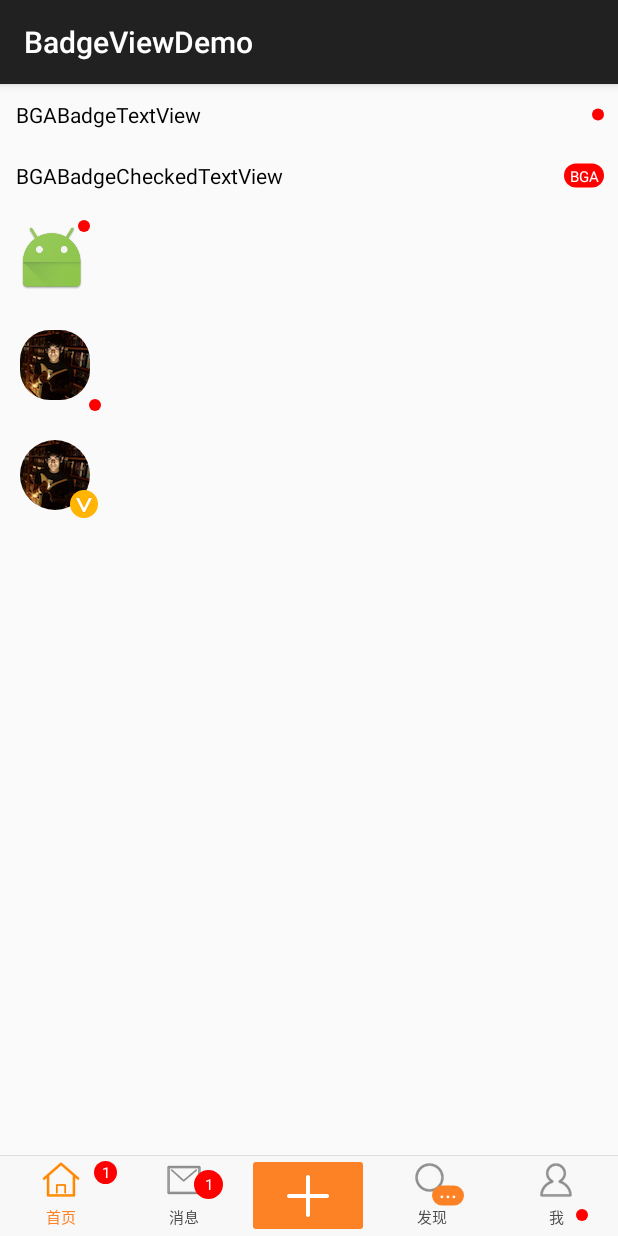
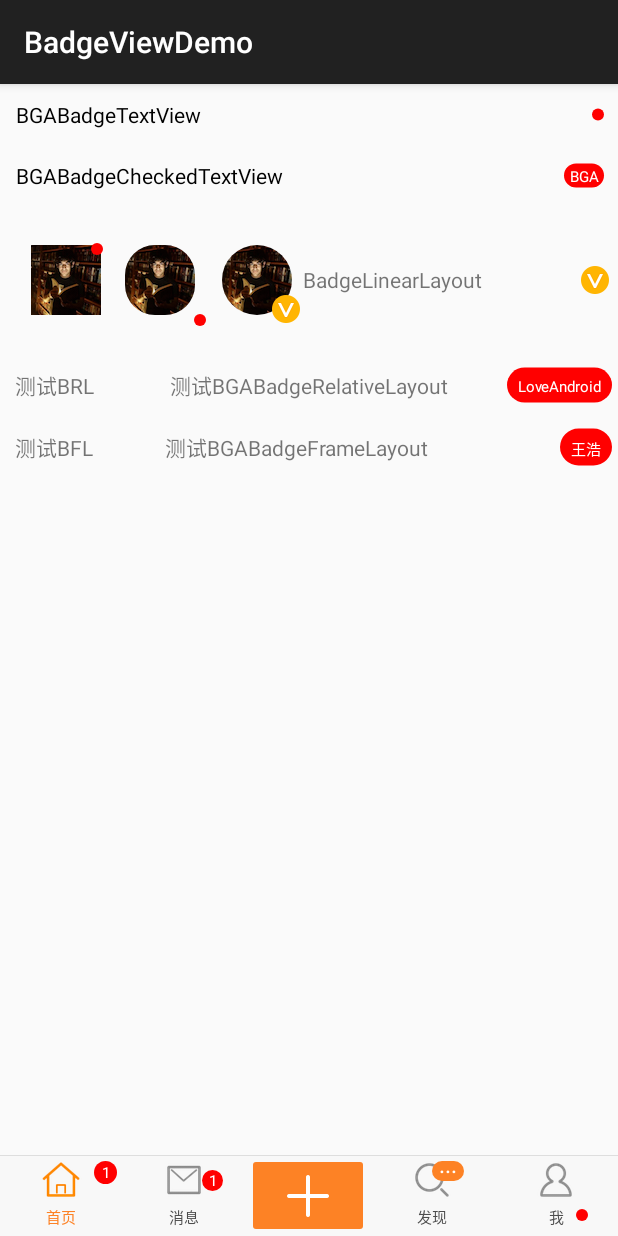
Before and after one commit to bingoogolapple/BGABadgeView-Android, an Android app: the screen it shows after launch (MainActivity), on a phone screen of 412 x 824 dp. Run offline under Robolectric (Android 15) with nearby library versions, the phone set to English and light mode, and no system bars.

Commit message:
add BGABadgeFrameLayout、BGABadgeLinearLayout、BGARelativeLayout

```diff
--- a/demo/src/main/java/cn/bingoogolapple/badgeview/demo/MainActivity.java
+++ b/demo/src/main/java/cn/bingoogolapple/badgeview/demo/MainActivity.java
@@ -14,6 +14,9 @@ import cn.bingoogolapple.badgeview.BGABadgeCheckedTextView;
 import cn.bingoogolapple.badgeview.BGABadgeImageView;
 import cn.bingoogolapple.badgeview.BGABadgeRadioButton;
 import cn.bingoogolapple.badgeview.BGABadgeTextView;
+import cn.bingoogolapple.badgeview.BGABadgeFrameLayout;
+import cn.bingoogolapple.badgeview.BGABadgeLinearLayout;
+import cn.bingoogolapple.badgeview.BGABadgeRelativeLayout;
 
 public class MainActivity extends AppCompatActivity {
     private BGABadgeTextView mTestBtv;
@@ -22,6 +25,10 @@ public class MainActivity extends AppCompatActivity {
     private BGABadgeImageView mNormalBiv;
     private BGABadgeImageView mRoundedBiv;
     private BGABadgeImageView mCircleBiv;
+
+    private BGABadgeLinearLayout mTestBll;
+    private BGABadgeRelativeLayout mTestBrl;
+    private BGABadgeFrameLayout mTestBfl;
 
     private BGABadgeRadioButton mHomeBrb;
     private BGABadgeRadioButton mMessageBrb;
@@ -45,6 +52,10 @@ public class MainActivity extends AppCompatActivity {
         mRoundedBiv = getViewById(R.id.biv_home_rounded);
         mCircleBiv = getViewById(R.id.biv_home_circle);
 
+        mTestBll = getViewById(R.id.bll_main_test);
+        mTestBrl = getViewById(R.id.brl_main_test);
+        mTestBfl = getViewById(R.id.bfl_main_test);
+
         mHomeBrb = getViewById(R.id.brb_main_home);
         mMessageBrb = getViewById(R.id.brb_main_message);
         mDiscoverBrb = getViewById(R.id.brb_main_discover);
@@ -65,13 +76,16 @@ public class MainActivity extends AppCompatActivity {
         mRoundedBiv.setImageDrawable(roundedDrawable);
         mRoundedBiv.showDrawableBadge(avatorBadgeBitmap);
 
-
         Bitmap avatorBitmap = BitmapFactory.decodeResource(getResources(), R.mipmap.avator);
         RoundedBitmapDrawable circleDrawable = RoundedBitmapDrawableFactory.create(getResources(), avatorBitmap);
         circleDrawable.getPaint().setAntiAlias(true);
         circleDrawable.setCornerRadius(Math.max(avatorBitmap.getWidth(), avatorBitmap.getHeight()) / 2.0f);
         mCircleBiv.setImageDrawable(circleDrawable);
         mCircleBiv.showDrawableBadge(avatorBadgeBitmap);
+
+        mTestBll.showDrawableBadge(avatorBadgeBitmap);
+        mTestBrl.showTextBadge("LoveAndroid");
+        mTestBfl.showTextBadge("王浩");
 
         new Handler().postDelayed(new Runnable() {
             @Override
--- a/demo/src/main/res/layout/activity_main.xml
+++ b/demo/src/main/res/layout/activity_main.xml
@@ -20,17 +20,22 @@
             android:text="BGABadgeCheckedTextView"
             android:textColor="@android:color/black" />
 
+        <cn.bingoogolapple.badgeview.BGABadgeLinearLayout
+            android:id="@+id/bll_main_test"
+            style="@style/MatchWrap.Horizontal"
+            android:gravity="center_vertical"
+            android:padding="15dp">
+
             <cn.bingoogolapple.badgeview.BGABadgeImageView
                 android:id="@+id/biv_home_normal"
                 style="@style/WrapWrap"
-            android:layout_margin="5dp"
                 android:padding="5dp"
-            android:src="@mipmap/ic_launcher" />
+                android:src="@mipmap/avator" />
 
             <cn.bingoogolapple.badgeview.BGABadgeImageView
                 android:id="@+id/biv_home_rounded"
                 style="@style/WrapWrap"
-            android:layout_margin="6dp"
+                android:layout_margin="3dp"
                 android:padding="7dp"
                 app:badge_gravity="rightBottom"
                 app:badge_horizontalMargin="0dp"
@@ -39,11 +44,50 @@
             <cn.bingoogolapple.badgeview.BGABadgeImageView
                 android:id="@+id/biv_home_circle"
                 style="@style/WrapWrap"
-            android:layout_margin="6dp"
                 android:padding="7dp"
                 app:badge_gravity="rightBottom"
                 app:badge_horizontalMargin="0dp"
                 app:badge_verticalMargin="0dp" />
+
+            <TextView
+                style="@style/WrapWrap"
+                android:text="BadgeLinearLayout" />
+
+        </cn.bingoogolapple.badgeview.BGABadgeLinearLayout>
+
+        <cn.bingoogolapple.badgeview.BGABadgeRelativeLayout
+            android:id="@+id/brl_main_test"
+            style="@style/MatchWrap"
+            android:padding="10dp"
+            app:badge_padding="7dp">
+
+            <TextView
+                style="@style/WrapWrap"
+                android:text="测试BRL" />
+
+            <TextView
+                style="@style/WrapWrap"
+                android:layout_centerInParent="true"
+                android:text="测试BGABadgeRelativeLayout" />
+
+        </cn.bingoogolapple.badgeview.BGABadgeRelativeLayout>
+
+        <cn.bingoogolapple.badgeview.BGABadgeFrameLayout
+            android:id="@+id/bfl_main_test"
+            style="@style/MatchWrap"
+            android:padding="10dp"
+            app:badge_padding="7dp">
+
+            <TextView
+                style="@style/WrapWrap"
+                android:text="测试BFL" />
+
+            <TextView
+                style="@style/WrapWrap"
+                android:layout_marginLeft="100dp"
+                android:text="测试BGABadgeFrameLayout" />
+
+        </cn.bingoogolapple.badgeview.BGABadgeFrameLayout>
     </LinearLayout>
 
     <RadioGroup
@@ -66,7 +110,7 @@
             android:text="消息"
             app:badge_gravity="rightTop"
             app:badge_horizontalMargin="15dp"
-            app:badge_padding="6dp"
+            app:badge_padding="3dp"
             app:badge_verticalMargin="10dp" />
 
         <ImageButton
@@ -81,7 +125,6 @@
             android:drawableTop="@drawable/selector_tab_discover"
             android:text="发现"
             app:badge_bgColor="#FD8225"
-            app:badge_gravity="rightCenter"
             app:badge_horizontalMargin="20dp"
             app:badge_padding="5dp"
             app:badge_textColor="@android:color/white"
--- a/demo/src/main/res/values-w820dp/dimens.xml
+++ /dev/null
@@ -1,6 +0,0 @@
-<resources>
-    <!-- Example customization of dimensions originally defined in res/values/dimens.xml
-         (such as screen margins) for screens with more than 820dp of available width. This
-         would include 7" and 10" devices in landscape (~960dp and ~1280dp respectively). -->
-    <dimen name="activity_horizontal_margin">64dp</dimen>
-</resources>
--- /dev/null
+++ b/library/src/main/java/cn/bingoogolapple/badgeview/BGABadgeFrameLayout.java
@@ -0,0 +1,51 @@
+package cn.bingoogolapple.badgeview;
+
+import android.content.Context;
+import android.graphics.Bitmap;
+import android.graphics.Canvas;
+import android.util.AttributeSet;
+import android.widget.FrameLayout;
+
+/**
+ * 作者:王浩 邮件:bingoogolapple@gmail.com
+ * 创建时间:15/7/7 14:07
+ * 描述:
+ */
+public class BGABadgeFrameLayout extends FrameLayout implements BGABadgeable {
+    private BGABadgeViewHelper mBadgeViewHeler;
+
+    public BGABadgeFrameLayout(Context context, AttributeSet attrs) {
+        super(context, attrs);
+        mBadgeViewHeler = new BGABadgeViewHelper(this, context, attrs, BGABadgeViewHelper.BadgeGravity.RightCenter);
+    }
+
+    @Override
+    protected void dispatchDraw(Canvas canvas) {
+        super.dispatchDraw(canvas);
+        mBadgeViewHeler.drawBadge(canvas);
+    }
+
+    @Override
+    public void beforeDrawBadge(Canvas canvas) {
+    }
+
+    @Override
+    public void showCriclePointBadge() {
+        mBadgeViewHeler.showCirclePointBadge();
+    }
+
+    @Override
+    public void showTextBadge(String badgeText) {
+        mBadgeViewHeler.showTextBadge(badgeText);
+    }
+
+    @Override
+    public void hiddenBadge() {
+        mBadgeViewHeler.hiddenBadge();
+    }
+
+    @Override
+    public void showDrawableBadge(Bitmap bitmap) {
+        mBadgeViewHeler.showDrawable(bitmap);
+    }
+}
--- /dev/null
+++ b/library/src/main/java/cn/bingoogolapple/badgeview/BGABadgeLinearLayout.java
@@ -0,0 +1,54 @@
+package cn.bingoogolapple.badgeview;
+
+import android.content.Context;
+import android.graphics.Bitmap;
+import android.graphics.Canvas;
+import android.util.AttributeSet;
+import android.widget.LinearLayout;
+
+import cn.bingoogolapple.badgeview.BGABadgeViewHelper;
+import cn.bingoogolapple.badgeview.BGABadgeable;
+
+/**
+ * 作者:王浩 邮件:bingoogolapple@gmail.com
+ * 创建时间:15/7/7 14:07
+ * 描述:
+ */
+public class BGABadgeLinearLayout extends LinearLayout implements BGABadgeable {
+    private BGABadgeViewHelper mBadgeViewHeler;
+
+    public BGABadgeLinearLayout(Context context, AttributeSet attrs) {
+        super(context, attrs);
+        mBadgeViewHeler = new BGABadgeViewHelper(this, context, attrs, BGABadgeViewHelper.BadgeGravity.RightCenter);
+    }
+
+    @Override
+    protected void dispatchDraw(Canvas canvas) {
+        super.dispatchDraw(canvas);
+        mBadgeViewHeler.drawBadge(canvas);
+    }
+
+    @Override
+    public void beforeDrawBadge(Canvas canvas) {
+    }
+
+    @Override
+    public void showCriclePointBadge() {
+        mBadgeViewHeler.showCirclePointBadge();
+    }
+
+    @Override
+    public void showTextBadge(String badgeText) {
+        mBadgeViewHeler.showTextBadge(badgeText);
+    }
+
+    @Override
+    public void hiddenBadge() {
+        mBadgeViewHeler.hiddenBadge();
+    }
+
+    @Override
+    public void showDrawableBadge(Bitmap bitmap) {
+        mBadgeViewHeler.showDrawable(bitmap);
+    }
+}
--- /dev/null
+++ b/library/src/main/java/cn/bingoogolapple/badgeview/BGABadgeRelativeLayout.java
@@ -0,0 +1,54 @@
+package cn.bingoogolapple.badgeview;
+
+import android.content.Context;
+import android.graphics.Bitmap;
+import android.graphics.Canvas;
+import android.util.AttributeSet;
+import android.widget.RelativeLayout;
+
+import cn.bingoogolapple.badgeview.BGABadgeViewHelper;
+import cn.bingoogolapple.badgeview.BGABadgeable;
+
+/**
+ * 作者:王浩 邮件:bingoogolapple@gmail.com
+ * 创建时间:15/7/7 14:07
+ * 描述:
+ */
+public class BGABadgeRelativeLayout extends RelativeLayout implements BGABadgeable {
+    private BGABadgeViewHelper mBadgeViewHeler;
+
+    public BGABadgeRelativeLayout(Context context, AttributeSet attrs) {
+        super(context, attrs);
+        mBadgeViewHeler = new BGABadgeViewHelper(this, context, attrs, BGABadgeViewHelper.BadgeGravity.RightCenter);
+    }
+
+    @Override
+    protected void dispatchDraw(Canvas canvas) {
+        super.dispatchDraw(canvas);
+        mBadgeViewHeler.drawBadge(canvas);
+    }
+
+    @Override
+    public void beforeDrawBadge(Canvas canvas) {
+    }
+
+    @Override
+    public void showCriclePointBadge() {
+        mBadgeViewHeler.showCirclePointBadge();
+    }
+
+    @Override
+    public void showTextBadge(String badgeText) {
+        mBadgeViewHeler.showTextBadge(badgeText);
+    }
+
+    @Override
+    public void hiddenBadge() {
+        mBadgeViewHeler.hiddenBadge();
+    }
+
+    @Override
+    public void showDrawableBadge(Bitmap bitmap) {
+        mBadgeViewHeler.showDrawable(bitmap);
+    }
+}
```
Lines whose indentation alone changed are shown as unchanged.
